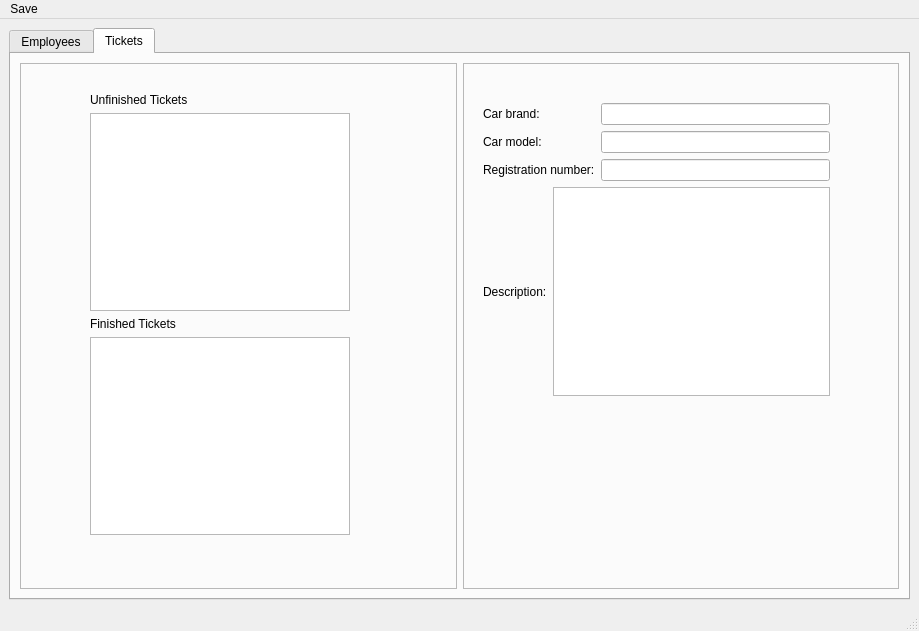
First picture: the form in form.ui, repository MokiD0ki/CarWorkshop, before the edit.
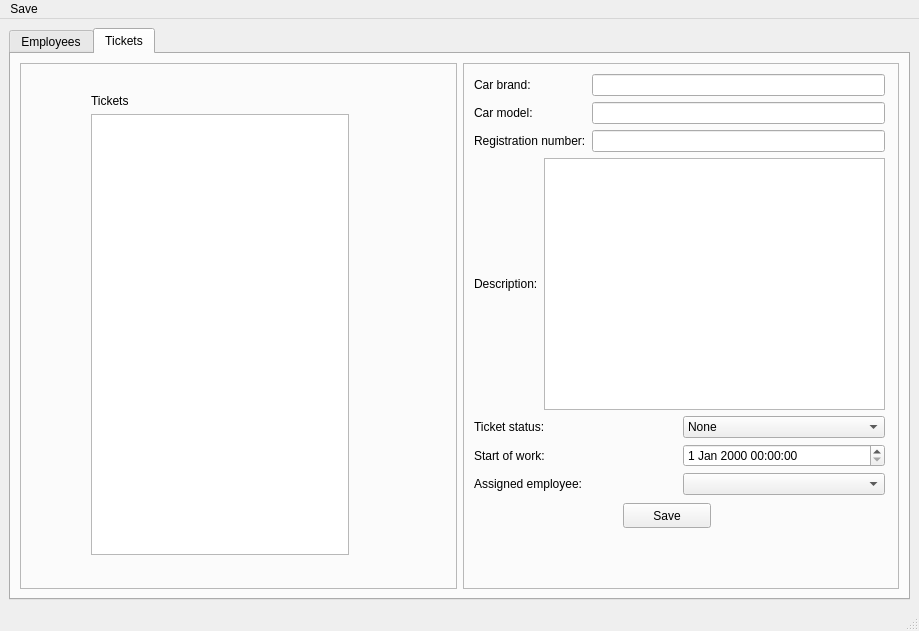
Second picture: the form after the edit.

Commit message: Tickets tab update: Ticket Description and Status now adjustable

The edit to the form file:
```diff
--- a/form.ui
+++ b/form.ui
@@ -171,40 +171,22 @@
                <widget class="QWidget" name="">
                 <property name="geometry">
                  <rect>
-                  <x>60</x>
-                  <y>20</y>
-                  <width>260</width>
-                  <height>442</height>
+                  <x>61</x>
+                  <y>21</y>
+                  <width>258</width>
+                  <height>461</height>
                  </rect>
                 </property>
-                <layout class="QVBoxLayout" name="verticalLayout_12">
+                <layout class="QVBoxLayout" name="verticalLayout_10">
                  <item>
-                  <layout class="QVBoxLayout" name="verticalLayout_10">
-                   <item>
-                    <widget class="QLabel" name="unfinished_tickets_label">
-                     <property name="text">
-                      <string>Unfinished Tickets</string>
-                     </property>
-                    </widget>
-                   </item>
-                   <item>
-                    <widget class="QListWidget" name="unfinished_tickets_list"/>
-                   </item>
-                  </layout>
+                  <widget class="QLabel" name="tickets_label">
+                   <property name="text">
+                    <string>Tickets</string>
+                   </property>
+                  </widget>
                  </item>
                  <item>
-                  <layout class="QVBoxLayout" name="verticalLayout_11">
-                   <item>
-                    <widget class="QLabel" name="finished_tickets_label">
-                     <property name="text">
-                      <string>Finished Tickets</string>
-                     </property>
-                    </widget>
-                   </item>
-                   <item>
-                    <widget class="QListWidget" name="finished_tickets_list"/>
-                   </item>
-                  </layout>
+                  <widget class="QListWidget" name="tickets_list"/>
                  </item>
                 </layout>
                </widget>
@@ -224,13 +206,38 @@
             <layout class="QVBoxLayout" name="verticalLayout_9">
              <item>
               <widget class="QWidget" name="ticket_info_widget" native="true">
-               <widget class="QWidget" name="">
+               <widget class="QPushButton" name="save_button">
                 <property name="geometry">
                  <rect>
-                  <x>10</x>
-                  <y>30</y>
-                  <width>347</width>
-                  <height>293</height>
+                  <x>150</x>
+                  <y>430</y>
+                  <width>88</width>
+                  <height>25</height>
+                 </rect>
+                </property>
+                <property name="whatsThis">
+                 <string notr="true"/>
+                </property>
+                <property name="text">
+                 <string>Save</string>
+                </property>
+                <property name="autoDefault">
+                 <bool>false</bool>
+                </property>
+                <property name="default">
+                 <bool>false</bool>
+                </property>
+                <property name="flat">
+                 <bool>false</bool>
+                </property>
+               </widget>
+               <widget class="QWidget" name="layoutWidget">
+                <property name="geometry">
+                 <rect>
+                  <x>1</x>
+                  <y>1</y>
+                  <width>411</width>
+                  <height>421</height>
                  </rect>
                 </property>
                 <layout class="QVBoxLayout" name="verticalLayout_15">
@@ -290,6 +297,74 @@
                    </item>
                   </layout>
                  </item>
+                 <item>
+                  <layout class="QHBoxLayout" name="horizontalLayout_5">
+                   <item>
+                    <layout class="QVBoxLayout" name="verticalLayout_16">
+                     <item>
+                      <widget class="QLabel" name="ticket_status_label">
+                       <property name="text">
+                        <string>Ticket status:</string>
+                       </property>
+                      </widget>
+                     </item>
+                     <item>
+                      <widget class="QLabel" name="start_of_work_label">
+                       <property name="text">
+                        <string>Start of work:</string>
+                       </property>
+                      </widget>
+                     </item>
+                     <item>
+                      <widget class="QLabel" name="assigned_employee_label">
+                       <property name="text">
+                        <string>Assigned employee: </string>
+                       </property>
+                      </widget>
+                     </item>
+                    </layout>
+                   </item>
+                   <item>
+                    <layout class="QVBoxLayout" name="verticalLayout_17">
+                     <item>
+                      <widget class="QComboBox" name="ticket_status_combo_box">
+                       <item>
+                        <property name="text">
+                         <string>None</string>
+                        </property>
+                       </item>
+                       <item>
+                        <property name="text">
+                         <string>created</string>
+                        </property>
+                       </item>
+                       <item>
+                        <property name="text">
+                         <string>in progress</string>
+                        </property>
+                       </item>
+                       <item>
+                        <property name="text">
+                         <string>done</string>
+                        </property>
+                       </item>
+                       <item>
+                        <property name="text">
+                         <string>closed</string>
+                        </property>
+                       </item>
+                      </widget>
+                     </item>
+                     <item>
+                      <widget class="QDateTimeEdit" name="start_of_work_date_edit"/>
+                     </item>
+                     <item>
+                      <widget class="QComboBox" name="assign_employee_combo_box"/>
+                     </item>
+                    </layout>
+                   </item>
+                  </layout>
+                 </item>
                 </layout>
                </widget>
               </widget>
```
The commit also changes 4 other files.
